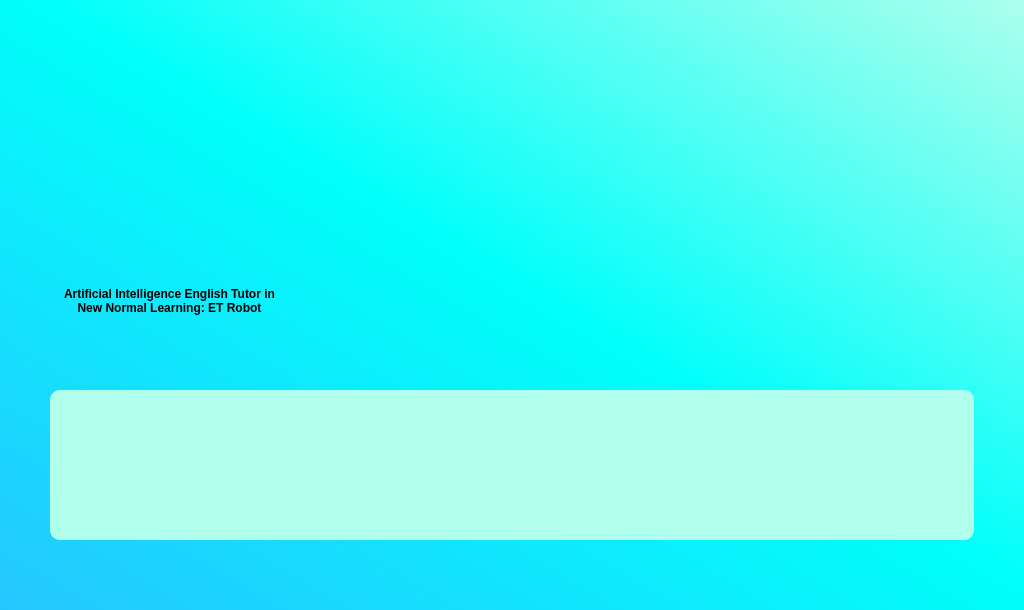
First picture: the form in src/screens/splashscreen.ui, repository jshperalta/ai-englishTutor, before the edit.
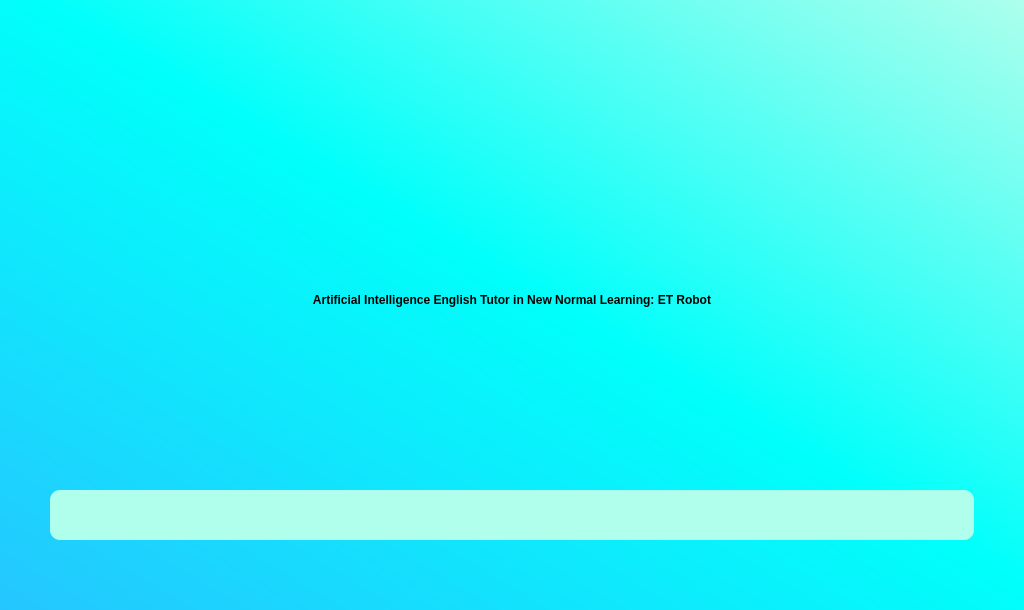
Second picture: the form after the edit. Icons and pictures are not drawn.

Patch:
```diff
--- a/src/screens/splashscreen.ui
+++ b/src/screens/splashscreen.ui
@@ -18,8 +18,8 @@
   </property>
   <property name="minimumSize">
    <size>
-    <width>1024</width>
-    <height>610</height>
+    <width>0</width>
+    <height>0</height>
    </size>
   </property>
   <property name="windowTitle">
@@ -57,10 +57,13 @@
      <property name="bottomMargin">
       <number>70</number>
      </property>
+     <property name="spacing">
+      <number>20</number>
+     </property>
      <item row="2" column="0">
       <widget class="QLabel" name="Title_2">
        <property name="sizePolicy">
-        <sizepolicy hsizetype="Fixed" vsizetype="Preferred">
+        <sizepolicy hsizetype="Preferred" vsizetype="MinimumExpanding">
          <horstretch>0</horstretch>
          <verstretch>0</verstretch>
         </sizepolicy>
@@ -101,7 +104,7 @@
        <property name="minimumSize">
         <size>
          <width>0</width>
-         <height>55</height>
+         <height>50</height>
         </size>
        </property>
        <property name="styleSheet">
@@ -132,7 +135,7 @@
      <item row="1" column="0">
       <widget class="QLabel" name="label">
        <property name="sizePolicy">
-        <sizepolicy hsizetype="Ignored" vsizetype="Ignored">
+        <sizepolicy hsizetype="MinimumExpanding" vsizetype="Preferred">
          <horstretch>0</horstretch>
          <verstretch>0</verstretch>
         </sizepolicy>
@@ -140,7 +143,7 @@
        <property name="minimumSize">
         <size>
          <width>0</width>
-         <height>0</height>
+         <height>50</height>
         </size>
        </property>
        <property name="maximumSize">
@@ -159,7 +162,7 @@
         <bool>true</bool>
        </property>
        <property name="alignment">
-        <set>Qt::AlignCenter</set>
+        <set>Qt::AlignJustify|Qt::AlignVCenter</set>
        </property>
       </widget>
      </item>
```
